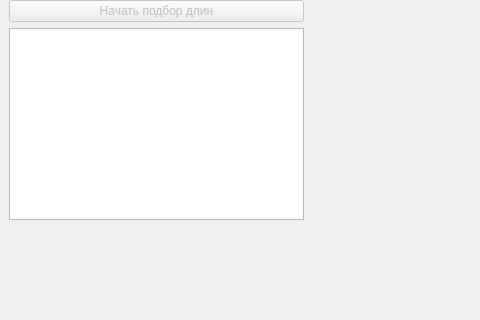
Above: ui_files/main_design.ui from gruzdev-as/Alexey_thesis_app before the change; both pictures show x 0 to 480 and y 380 to 700 of the 919 by 700 pixel window. Below: the same form after it.
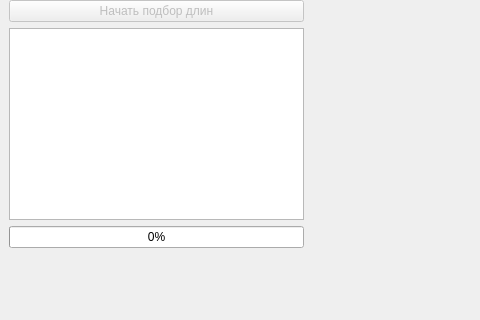
That is the form after the change.

Commit message: ProgressBar has been added

The edit to the form file:
```diff
--- a/ui_files/main_design.ui
+++ b/ui_files/main_design.ui
@@ -185,6 +185,13 @@
       <item>
        <widget class="QTextBrowser" name="search_textBrowser"/>
       </item>
+      <item>
+       <widget class="QProgressBar" name="progressBar">
+        <property name="value">
+         <number>0</number>
+        </property>
+       </widget>
+      </item>
       <item>
        <spacer name="verticalSpacer">
         <property name="orientation">
```
The commit also changes 3 other files.
